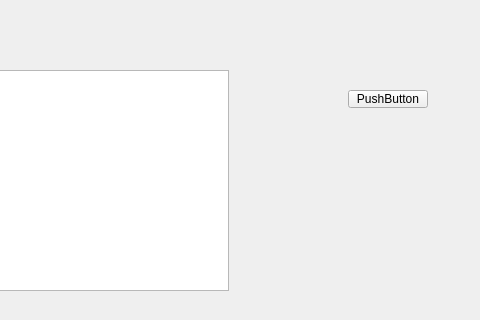
First picture: the form in mainwindow.ui, repository kyne5473/3010_FinalProject, before the edit; both pictures show x 422 to 902 and y 0 to 320 of the 902 by 600 pixel window.
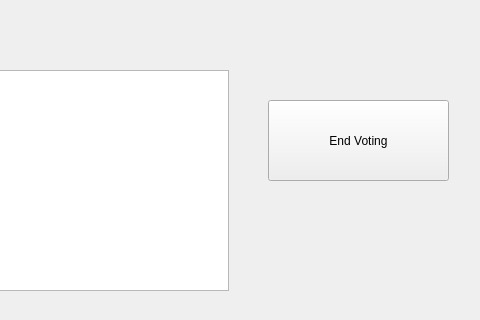
Second picture: the form after the edit.

```diff
--- a/mainwindow.ui
+++ b/mainwindow.ui
@@ -37,14 +37,14 @@
    <widget class="QPushButton" name="pushButton">
     <property name="geometry">
      <rect>
-      <x>770</x>
-      <y>90</y>
-      <width>80</width>
-      <height>18</height>
+      <x>690</x>
+      <y>100</y>
+      <width>181</width>
+      <height>81</height>
      </rect>
     </property>
     <property name="text">
-     <string>PushButton</string>
+     <string>End Voting</string>
     </property>
    </widget>
   </widget>
```
